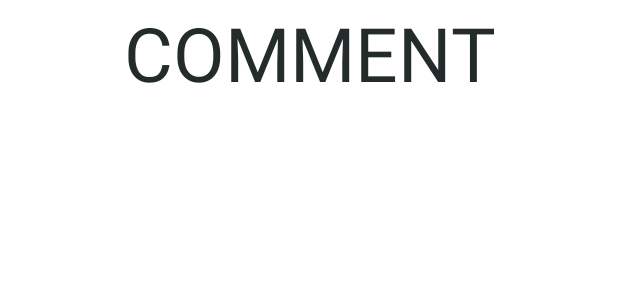
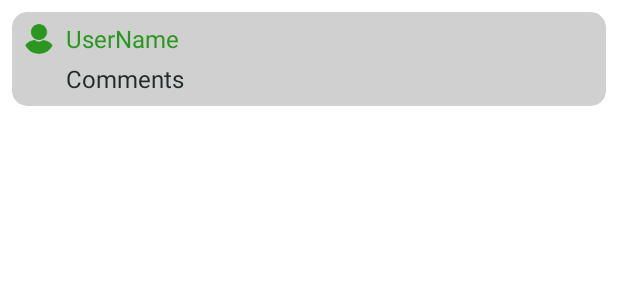
Before and after one commit to Be-bo/ivy2testing, an Android app: the layout recycler_comment_item.xml on its own in the app's theme, with its tools: preview values and no code run, on a phone screen of 412 x 824 dp. Shown: the top 300 px of the screen. Run offline under Robolectric (Android 15) with nearby library versions, the phone set to English and light mode, and no system bars.

Commit message:
Working on expandable RecyclerView for comments.

```diff
--- /dev/null
+++ b/app/src/main/res/drawable/ic_arrow_down.xml
@@ -0,0 +1,5 @@
+<vector android:height="20dp" android:tint="#2B9721"
+    android:viewportHeight="20" android:viewportWidth="20"
+    android:width="20dp" xmlns:android="http://schemas.android.com/apk/res/android">
+    <path android:fillColor="@android:color/white" android:pathData="M7.41,8.59L12,13.17l4.59,-4.58L18,10l-6,6 -6,-6 1.41,-1.41z"/>
+</vector>
--- /dev/null
+++ b/app/src/main/res/drawable/ic_arrow_up.xml
@@ -0,0 +1,5 @@
+<vector android:height="20dp" android:tint="#2B9721"
+    android:viewportHeight="20" android:viewportWidth="20"
+    android:width="20dp" xmlns:android="http://schemas.android.com/apk/res/android">
+    <path android:fillColor="@android:color/white" android:pathData="M7.41,15.41L12,10.83l4.59,4.58L18,14l-6,-6 -6,6z"/>
+</vector>
--- a/app/src/main/res/layout/recycler_comment_item.xml
+++ b/app/src/main/res/layout/recycler_comment_item.xml
@@ -1,21 +1,57 @@
 <?xml version="1.0" encoding="utf-8"?>
-<androidx.constraintlayout.widget.ConstraintLayout
+<androidx.cardview.widget.CardView
     xmlns:android="http://schemas.android.com/apk/res/android"
     xmlns:app="http://schemas.android.com/apk/res-auto"
-    android:id="@+id/recyclerGridItem_layout"
     android:layout_width="match_parent"
     android:layout_height="wrap_content"
-    android:layout_margin="8dp">
+    android:layout_margin="8dp"
+    app:cardCornerRadius="10dp"
+    android:elevation="2dp"
+    app:cardBackgroundColor="@color/grey"
+    app:layout_constraintTop_toTopOf="parent"
+    app:layout_constraintEnd_toEndOf="parent"
+    app:layout_constraintStart_toStartOf="parent">
 
-    <TextView
-        android:id="@+id/commentItem_textView"
+    <androidx.constraintlayout.widget.ConstraintLayout
         android:layout_width="match_parent"
         android:layout_height="wrap_content"
-        android:text="COMMENT"
-        android:textSize="50sp"
-        android:textAlignment="center"
-        app:layout_constraintTop_toTopOf="parent"
-        app:layout_constraintStart_toStartOf="parent"
-        app:layout_constraintEnd_toEndOf="parent"/>
+        android:orientation="vertical"
+        android:layout_margin="8dp">
 
-</androidx.constraintlayout.widget.ConstraintLayout>
+
+        <de.hdodenhof.circleimageview.CircleImageView
+            android:id="@+id/comment_userImage"
+            android:layout_width="20dp"
+            android:layout_height="20dp"
+            android:src="@drawable/ic_profile_selected"
+            android:contentDescription="@string/profile_pic"
+            android:onClick="viewAuthorProfile"
+            app:layout_constraintStart_toStartOf="parent"
+            app:layout_constraintTop_toTopOf="parent"/>
+
+        <TextView
+            android:id="@+id/comment_userName"
+            android:layout_width="wrap_content"
+            android:layout_height="wrap_content"
+            style="@style/StandardClickableText"
+            android:text="@string/userName"
+            android:layout_marginStart="8dp"
+            android:onClick="viewAuthorProfile"
+            app:layout_constraintStart_toEndOf="@id/comment_userImage"
+            app:layout_constraintBottom_toBottomOf="@id/comment_userImage"/>
+
+
+        <TextView
+            android:id="@+id/comment_commentText"
+            android:layout_width="0dp"
+            android:layout_height="wrap_content"
+            style="@style/StandardText"
+            android:text="@string/comments"
+            android:layout_marginTop="8dp"
+            app:layout_constraintStart_toStartOf="@id/comment_userName"
+            app:layout_constraintEnd_toEndOf="parent"
+            app:layout_constraintTop_toBottomOf="@id/comment_userName"/>
+
+    </androidx.constraintlayout.widget.ConstraintLayout>
+
+</androidx.cardview.widget.CardView>
--- a/app/src/main/res/values/strings.xml
+++ b/app/src/main/res/values/strings.xml
@@ -165,5 +165,6 @@
         Pellentesque habitant morbi tristique senectus et netus et malesuada fames ac turpis egestas.
         Praesent nulla orci, aliquam porttitor molestie at, tincidunt ut sapien. Sed pharetra lobortis elit quis iaculis.
     </string>
+    <string name="expand_comments">Expand Comments</string>
 
 </resources>
```
Also changed, not shown: app/src/main/java/com/ivy2testing/home/ViewPostOrEventActivity.java (+31 -2 lines), app/src/main/java/com/ivy2testing/util/adapters/CommentAdapter.java (added, +135 -0 lines), app/src/main/res/layout/activity_viewpostorevent.xml (+26 -4 lines).
